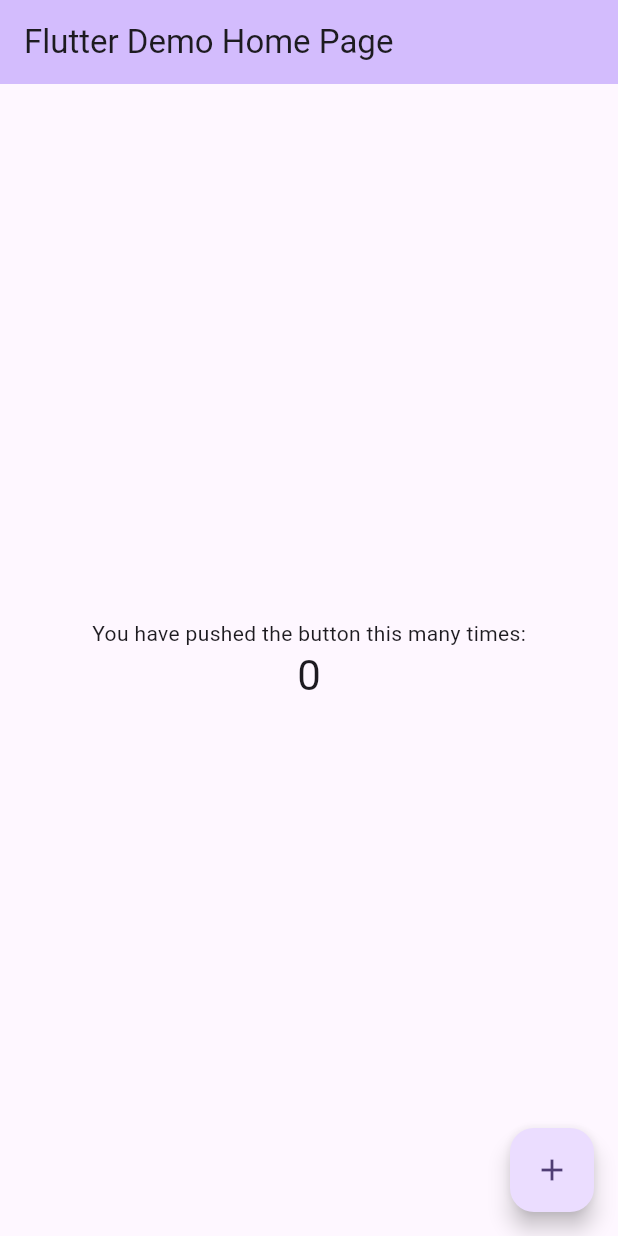
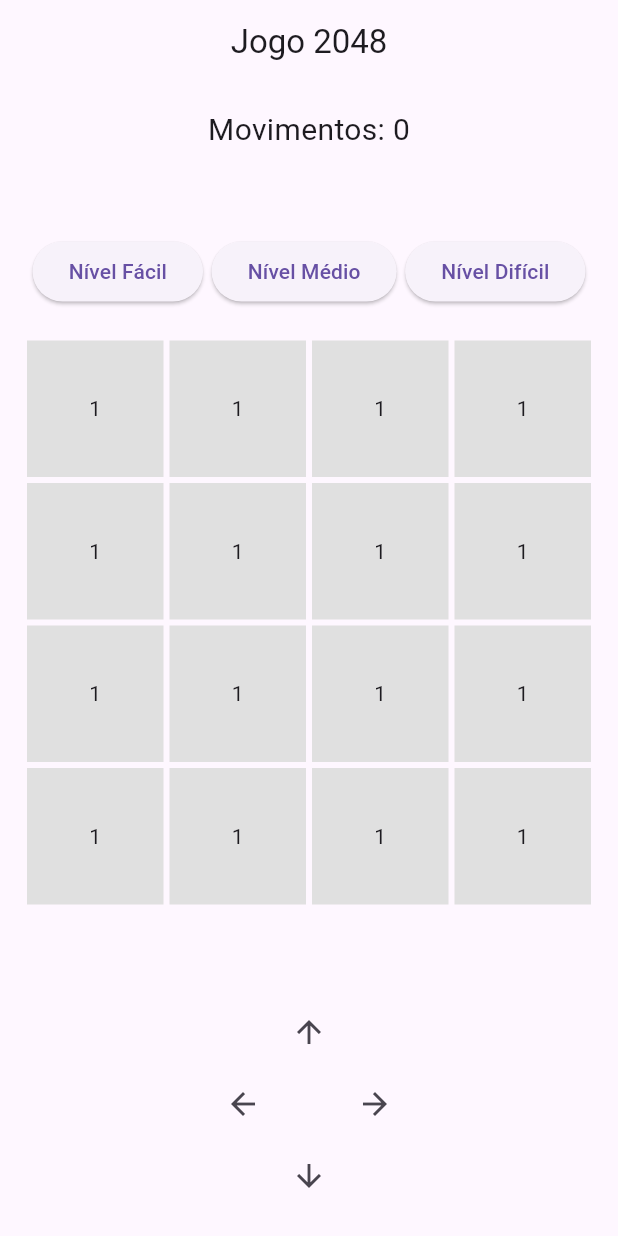
Before and after one commit to joaoscherer3/Projeto-Flutter-2048, a Flutter app: the screen it shows after launch, on a phone screen of 412 x 824 dp. Run offline on Flutter 3.47's test engine with Material 3 defaults, Android fonts, the phone set to English and light mode, and no system bars.

Commit message:
Add files via upload
02/06 - Fiz a parte grafica do jogo 2048

```diff
--- a/lib/main.dart
+++ b/lib/main.dart
@@ -1,122 +1,113 @@
 import 'package:flutter/material.dart';
 
 void main() {
-  runApp(const MyApp());
+  runApp(const Jogo2048App());
 }
 
-class MyApp extends StatelessWidget {
-  const MyApp({super.key});
+class Jogo2048App extends StatelessWidget {
+  const Jogo2048App({super.key});
 
-  // This widget is the root of your application.
   @override
   Widget build(BuildContext context) {
     return MaterialApp(
-      title: 'Flutter Demo',
-      theme: ThemeData(
-        // This is the theme of your application.
-        //
-        // TRY THIS: Try running your application with "flutter run". You'll see
-        // the application has a purple toolbar. Then, without quitting the app,
-        // try changing the seedColor in the colorScheme below to Colors.green
-        // and then invoke "hot reload" (save your changes or press the "hot
-        // reload" button in a Flutter-supported IDE, or press "r" if you used
-        // the command line to start the app).
-        //
-        // Notice that the counter didn't reset back to zero; the application
-        // state is not lost during the reload. To reset the state, use hot
-        // restart instead.
-        //
-        // This works for code too, not just values: Most code changes can be
-        // tested with just a hot reload.
-        colorScheme: ColorScheme.fromSeed(seedColor: Colors.deepPurple),
-      ),
-      home: const MyHomePage(title: 'Flutter Demo Home Page'),
+      title: 'Jogo 2048',
+      home: const Jogo2048HomePage(),
+      debugShowCheckedModeBanner: false,
     );
   }
 }
 
-class MyHomePage extends StatefulWidget {
-  const MyHomePage({super.key, required this.title});
-
-  // This widget is the home page of your application. It is stateful, meaning
-  // that it has a State object (defined below) that contains fields that affect
-  // how it looks.
-
-  // This class is the configuration for the state. It holds the values (in this
-  // case the title) provided by the parent (in this case the App widget) and
-  // used by the build method of the State. Fields in a Widget subclass are
-  // always marked "final".
-
-  final String title;
+class Jogo2048HomePage extends StatefulWidget {
+  const Jogo2048HomePage({super.key});
 
   @override
-  State<MyHomePage> createState() => _MyHomePageState();
+  State<Jogo2048HomePage> createState() => _Jogo2048HomePageState();
 }
 
-class _MyHomePageState extends State<MyHomePage> {
-  int _counter = 0;
+class _Jogo2048HomePageState extends State<Jogo2048HomePage> {
+  int gridSize = 4;
+  int movimentos = 0;
+  String status = '';
 
-  void _incrementCounter() {
+  @override
+  Widget build(BuildContext context) {
+    return Scaffold(
+      appBar: AppBar(
+        title: const Text('Jogo 2048'),
+        centerTitle: true,
+      ),
+      body: Padding(
+        padding: const EdgeInsets.all(16.0),
+        child: Column(
+          children: [
+            Text('Movimentos: $movimentos', style: const TextStyle(fontSize: 20)),
+            const SizedBox(height: 10),
+            Text(status, style: const TextStyle(fontSize: 18, fontWeight: FontWeight.bold)),
+            const SizedBox(height: 20),
+            Row(
+              mainAxisAlignment: MainAxisAlignment.spaceEvenly,
+              children: [
+                ElevatedButton(onPressed: () => _mudarNivel(4), child: const Text('Nível Fácil')),
+                ElevatedButton(onPressed: () => _mudarNivel(5), child: const Text('Nível Médio')),
+                ElevatedButton(onPressed: () => _mudarNivel(6), child: const Text('Nível Difícil')),
+              ],
+            ),
+            const SizedBox(height: 20),
+            _buildGrid(),
+            const SizedBox(height: 20),
+            _buildControles(),
+          ],
+        ),
+      ),
+    );
+  }
+
+  Widget _buildGrid() {
+    return Expanded(
+      child: GridView.builder(
+        itemCount: gridSize * gridSize,
+        gridDelegate: SliverGridDelegateWithFixedCrossAxisCount(
+          crossAxisCount: gridSize,
+        ),
+        itemBuilder: (context, index) {
+          return Container(
+            margin: const EdgeInsets.all(2),
+            color: Colors.grey[300],
+            child: const Center(child: Text('1')), // apenas exemplo, pode ser dinâmico
+          );
+        },
+      ),
+    );
+  }
+
+  Widget _buildControles() {
+    return Column(
+      children: [
+        IconButton(icon: const Icon(Icons.arrow_upward), onPressed: _mover),
+        Row(
+          mainAxisAlignment: MainAxisAlignment.center,
+          children: [
+            IconButton(icon: const Icon(Icons.arrow_back), onPressed: _mover),
+            const SizedBox(width: 40),
+            IconButton(icon: const Icon(Icons.arrow_forward), onPressed: _mover),
+          ],
+        ),
+        IconButton(icon: const Icon(Icons.arrow_downward), onPressed: _mover),
+      ],
+    );
+  }
+
+  void _mudarNivel(int tamanho) {
     setState(() {
-      // This call to setState tells the Flutter framework that something has
-      // changed in this State, which causes it to rerun the build method below
-      // so that the display can reflect the updated values. If we changed
-      // _counter without calling setState(), then the build method would not be
-      // called again, and so nothing would appear to happen.
-      _counter++;
+      gridSize = tamanho;
+      movimentos = 0;
+      status = '';
     });
   }
 
-  @override
-  Widget build(BuildContext context) {
-    // This method is rerun every time setState is called, for instance as done
-    // by the _incrementCounter method above.
-    //
-    // The Flutter framework has been optimized to make rerunning build methods
-    // fast, so that you can just rebuild anything that needs updating rather
-    // than having to individually change instances of widgets.
-    return Scaffold(
-      appBar: AppBar(
-        // TRY THIS: Try changing the color here to a specific color (to
-        // Colors.amber, perhaps?) and trigger a hot reload to see the AppBar
-        // change color while the other colors stay the same.
-        backgroundColor: Theme.of(context).colorScheme.inversePrimary,
-        // Here we take the value from the MyHomePage object that was created by
-        // the App.build method, and use it to set our appbar title.
-        title: Text(widget.title),
-      ),
-      body: Center(
-        // Center is a layout widget. It takes a single child and positions it
-        // in the middle of the parent.
-        child: Column(
-          // Column is also a layout widget. It takes a list of children and
-          // arranges them vertically. By default, it sizes itself to fit its
-          // children horizontally, and tries to be as tall as its parent.
-          //
-          // Column has various properties to control how it sizes itself and
-          // how it positions its children. Here we use mainAxisAlignment to
-          // center the children vertically; the main axis here is the vertical
-          // axis because Columns are vertical (the cross axis would be
-          // horizontal).
-          //
-          // TRY THIS: Invoke "debug painting" (choose the "Toggle Debug Paint"
-          // action in the IDE, or press "p" in the console), to see the
-          // wireframe for each widget.
-          mainAxisAlignment: MainAxisAlignment.center,
-          children: <Widget>[
-            const Text('You have pushed the button this many times:'),
-            Text(
-              '$_counter',
-              style: Theme.of(context).textTheme.headlineMedium,
-            ),
-          ],
-        ),
-      ),
-      floatingActionButton: FloatingActionButton(
-        onPressed: _incrementCounter,
-        tooltip: 'Increment',
-        child: const Icon(Icons.add),
-      ), // This trailing comma makes auto-formatting nicer for build methods.
-    );
+  void _mover() {
+    setState(() {
+      movimentos++;
+    });
   }
 }
```
